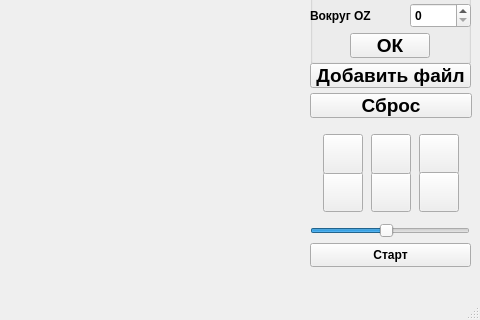
This is course/mainwindow.ui in NastyRu/Particle_explosion as Qt 5 draws it before an edit; both pictures show x 490 to 970 and y 314 to 634 of the 970 by 634 pixel window. The edited form follows.
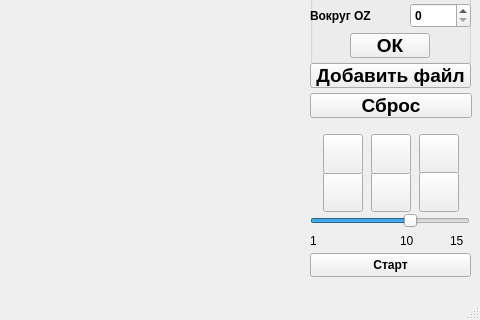
This is the edited form.

Commit message: Correct slider

Patch:
```diff
--- a/course/mainwindow.ui
+++ b/course/mainwindow.ui
@@ -147,7 +147,7 @@
     <property name="geometry">
      <rect>
       <x>800</x>
-      <y>540</y>
+      <y>550</y>
       <width>161</width>
       <height>24</height>
      </rect>
@@ -622,7 +622,7 @@
     <property name="geometry">
      <rect>
       <x>800</x>
-      <y>520</y>
+      <y>510</y>
       <width>160</width>
       <height>16</height>
      </rect>
@@ -631,7 +631,7 @@
      <number>1</number>
     </property>
     <property name="maximum">
-     <number>20</number>
+     <number>15</number>
     </property>
     <property name="value">
      <number>10</number>
@@ -640,6 +640,45 @@
      <enum>Qt::Horizontal</enum>
     </property>
    </widget>
+   <widget class="QLabel" name="label_2">
+    <property name="geometry">
+     <rect>
+      <x>800</x>
+      <y>530</y>
+      <width>16</width>
+      <height>16</height>
+     </rect>
+    </property>
+    <property name="text">
+     <string>1</string>
+    </property>
+   </widget>
+   <widget class="QLabel" name="label_3">
+    <property name="geometry">
+     <rect>
+      <x>940</x>
+      <y>530</y>
+      <width>16</width>
+      <height>16</height>
+     </rect>
+    </property>
+    <property name="text">
+     <string>15</string>
+    </property>
+   </widget>
+   <widget class="QLabel" name="label_7">
+    <property name="geometry">
+     <rect>
+      <x>890</x>
+      <y>530</y>
+      <width>16</width>
+      <height>16</height>
+     </rect>
+    </property>
+    <property name="text">
+     <string>10</string>
+    </property>
+   </widget>
   </widget>
   <widget class="QToolBar" name="mainToolBar">
    <attribute name="toolBarArea">
```
The commit also changes 2 other files.
